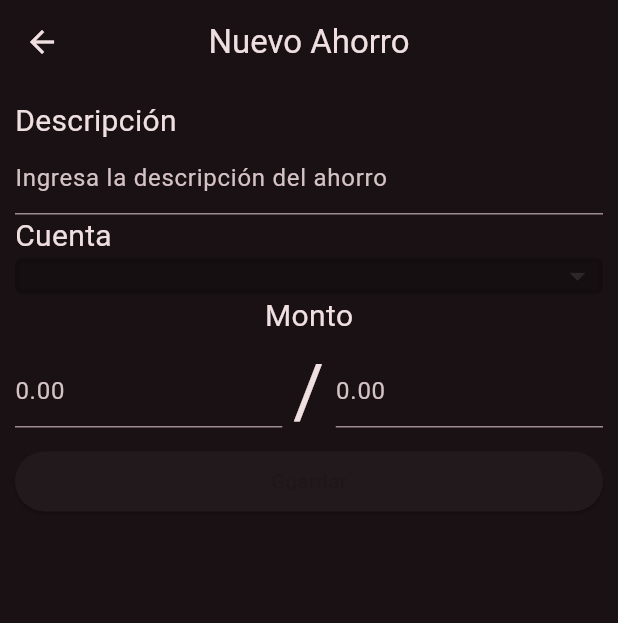
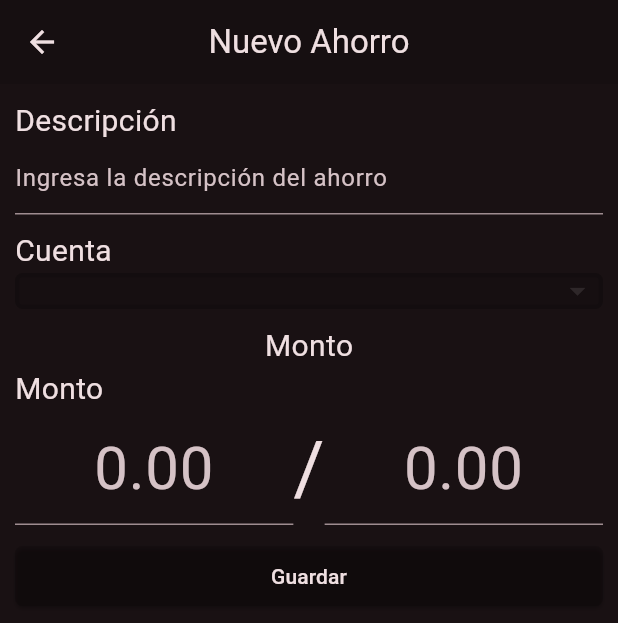
Before and after one commit to Eeshe/fundy, a Flutter app: the SavingListPage screen opened directly, after a tap on "Nuevo", on a phone screen of 412 x 824 dp. Shown: the top 623 px of the screen. Run offline on Flutter 3.47's test engine with Material 3 defaults, Android fonts, the phone set to English and light mode, and no system bars; our stand-ins replace flutter_colorpicker, flutter_expandable_fab, hive, local_auth, month_picker_dialog, percent_indicator and 1 more; missing offline and left inert: coingecko_api; accounts and stored records are empty; generated files the repository leaves out were written again; network calls fail; statements that could not run were skipped.

Commit message:
feat: Stylized saving form page

```diff
--- a/lib/ui/pages/saving_form_page.dart
+++ b/lib/ui/pages/saving_form_page.dart
@@ -3,6 +3,10 @@ import 'package:finman/core/models/saving.dart';
 import 'package:finman/core/services/account_service.dart';
 import 'package:finman/ui/shared/localization.dart';
 import 'package:finman/ui/shared/widgets/accout_dropdown_button_widget.dart';
+import 'package:finman/ui/shared/widgets/scrollable_page_widget.dart';
+import 'package:finman/ui/shared/widgets/styled_button_widget.dart';
+import 'package:finman/ui/shared/widgets/submitted_amount_widget.dart';
+import 'package:finman/ui/shared/widgets/text_input_widget.dart';
 import 'package:finman/utils/string_extension.dart';
 import 'package:flutter/material.dart';
 
@@ -58,28 +62,54 @@ class SavingFormState extends State<SavingFormPage> {
     _initializePaidAmountInput();
   }
 
-  Widget _createDescriptionInputWidget() {
-    return TextFormField(
-      controller: _idInputController,
-      decoration: InputDecoration(
+  List<Widget> _createDescriptionInputWidgets() {
+    return [
+      Text(getAppLocalizations(context)!.description, style: _inputLabelStyle),
+      TextInputWidget(
+        inputController: _idInputController,
         hintText: getAppLocalizations(context)!.savingDescriptionHint,
-      ),
         validator: (value) {
           if (value == null || value.isEmpty) {
             return getAppLocalizations(context)!.emptySavingDescription;
           }
           return null;
         },
-    );
+      )
+    ];
   }
 
-  Widget _createPaidAmountInputWidget() {
-    return TextFormField(
-      controller: _paidAmountInputController,
-      decoration: const InputDecoration(
-        hintText: '0.00',
+  List<Widget> _createAccountInputWidgets() {
+    return [
+      Text(
+        getAppLocalizations(context)!.account,
+        style: _inputLabelStyle,
       ),
-      validator: (value) {
+      FutureBuilder(
+        future: _fetchSavingAccount(),
+        builder: (context, snapshot) {
+          return AccountDropdownButtonWidget(
+            _selectedAccount,
+            (account) {
+              setState(() {
+                _selectedAccount = account;
+              });
+            },
+          );
+        },
+      )
+    ];
+  }
+
+  List<Widget> _createAmountInputsWidgets() {
+    return [
+      Text(
+        getAppLocalizations(context)!.amount,
+        style: _inputLabelStyle,
+      ),
+      SubmittedAmountWidget(
+        submittedAmountController: _paidAmountInputController,
+        submittedAmountHintText: '0.00',
+        submittedAmountValidator: (value) {
           if (value != null && !value.isNumeric()) {
             return getAppLocalizations(context)!.nonNumberAmount;
           }
@@ -88,7 +118,8 @@ class SavingFormState extends State<SavingFormPage> {
             expenseAmount = widget._saving!.amount;
           } else {
             String expenseAmountString = _amountInputController.text;
-          if (expenseAmountString.isEmpty || !expenseAmountString.isNumeric()) {
+            if (expenseAmountString.isEmpty ||
+                !expenseAmountString.isNumeric()) {
               return getAppLocalizations(context)!.invalidExpenseAmount;
             }
             expenseAmount = double.parse(expenseAmountString);
@@ -98,21 +129,14 @@ class SavingFormState extends State<SavingFormPage> {
             return getAppLocalizations(context)!.lessThanZeroPaidAmount;
           }
           if (paidAmount > expenseAmount) {
-          return getAppLocalizations(context)!.paidAmountHigherThanSavingAmount;
+            return getAppLocalizations(context)!
+                .paidAmountHigherThanSavingAmount;
           }
           return null;
         },
-      keyboardType: const TextInputType.numberWithOptions(decimal: true),
-    );
-  }
-
-  Widget _createAmountInputWidget() {
-    return TextFormField(
-      controller: _amountInputController,
-      decoration: const InputDecoration(
-        hintText: '0.00',
-      ),
-      validator: (value) {
+        totalAmountController: _amountInputController,
+        totalAmountHintText: '0.00',
+        totalAmountValidator: (value) {
           if (value == null || value.isEmpty) {
             return getAppLocalizations(context)!.emptySavingAmount;
           }
@@ -124,31 +148,15 @@ class SavingFormState extends State<SavingFormPage> {
           }
           return null;
         },
-      keyboardType: const TextInputType.numberWithOptions(decimal: true),
-    );
-  }
-
-  Widget _createAmountsWidget() {
-    return Row(
-      mainAxisAlignment: MainAxisAlignment.center,
-      children: [
-        Expanded(flex: 5, child: _createPaidAmountInputWidget()),
-        const Expanded(
-            flex: 1,
-            child: Text(
-              "/",
-              style: TextStyle(fontSize: 50),
-              textAlign: TextAlign.center,
-            )),
-        Expanded(flex: 5, child: _createAmountInputWidget())
-      ],
-    );
+      )
+    ];
   }
 
   Widget _createConfirmButton() {
     return SizedBox(
       width: double.infinity,
-      child: ElevatedButton(
+      child: StyledButtonWidget(
+        text: getAppLocalizations(context)!.save,
         onPressed: () {
           if (!_formKey.currentState!.validate()) return;
           if (_selectedAccount == null) return;
@@ -171,28 +179,22 @@ class SavingFormState extends State<SavingFormPage> {
           FocusManager.instance.primaryFocus?.unfocus();
           Navigator.pop(context);
         },
-          child: Text(getAppLocalizations(context)!.save)),
+      ),
     );
   }
 
   Widget _createDeleteWidget() {
     if (widget._saving == null) return const SizedBox();
-    return Row(
-      children: [
-        Expanded(
-          child: ElevatedButton(
+
+    return SizedBox(
+      width: double.infinity,
+      child: StyledButtonWidget(
+          text: getAppLocalizations(context)!.delete,
+          isNegativeButton: true,
           onPressed: () {
             widget._saving!.delete();
             Navigator.pop(context);
-            },
-            style: ElevatedButton.styleFrom(
-              backgroundColor: Colors.red,
-              foregroundColor: Colors.white,
-            ),
-            child: Text(getAppLocalizations(context)!.delete),
-          ),
-        )
-      ],
+          }),
     );
   }
 
@@ -204,40 +206,30 @@ class SavingFormState extends State<SavingFormPage> {
             ? getAppLocalizations(context)!.newSaving
             : widget._saving!.id),
         centerTitle: true,
+        backgroundColor: Theme.of(context).colorScheme.primary,
+        scrolledUnderElevation: 0,
       ),
-      body: Padding(
+      body: ScrollablePageWidget(
         padding: const EdgeInsets.all(10.0),
         child: Form(
           key: _formKey,
           child: Column(
             crossAxisAlignment: CrossAxisAlignment.start,
             children: [
-                Text(getAppLocalizations(context)!.description,
-                    style: _inputLabelStyle),
-                _createDescriptionInputWidget(),
-                Text(getAppLocalizations(context)!.account,
-                    style: _inputLabelStyle),
-                FutureBuilder(
-                  future: _fetchSavingAccount(),
-                  builder: (context, snapshot) {
-                    return AccountDropdownButtonWidget(
-                      _selectedAccount,
-                      (account) {
-                        setState(() {
-                          _selectedAccount = account;
-                        });
-                      },
-                    );
-                  },
-                ),
+              ..._createDescriptionInputWidgets(),
+              const SizedBox(height: 10),
+              ..._createAccountInputWidgets(),
+              const SizedBox(height: 10),
               Center(
                   child: Text(getAppLocalizations(context)!.amount,
                       style: _inputLabelStyle)),
-                _createAmountsWidget(),
+              ..._createAmountInputsWidgets(),
+              const SizedBox(height: 10),
               _createConfirmButton(),
               _createDeleteWidget()
             ],
-            )),
+          ),
+        ),
       ),
     );
   }
--- a/lib/ui/pages/saving_list_page.dart
+++ b/lib/ui/pages/saving_list_page.dart
@@ -57,6 +57,8 @@ class SavingListPageState extends State<SavingListPage> {
     return FutureBuilder(
       future: _fetchSavings(),
       builder: (context, snapshot) {
+        if (_savingWidgets == null) return const SizedBox();
+
         return Scaffold(
           appBar: AppBar(
             title: Text(getAppLocalizations(context)!.savings),
@@ -64,7 +66,7 @@ class SavingListPageState extends State<SavingListPage> {
             backgroundColor: Theme.of(context).colorScheme.primary,
           ),
           body: Padding(
-              padding: const EdgeInsets.all(20),
+              padding: const EdgeInsets.only(left: 10, top: 5, right: 10),
               child: Column(
                 crossAxisAlignment: CrossAxisAlignment.start,
                 children: [
```
Lines whose indentation alone changed are shown as unchanged.
